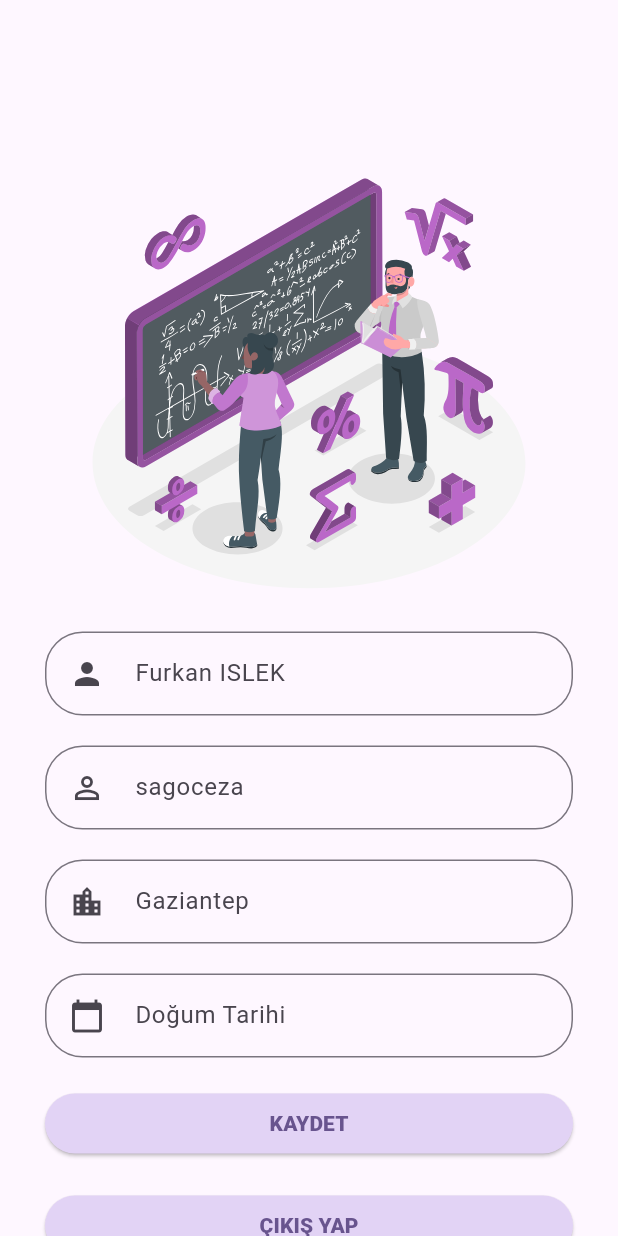
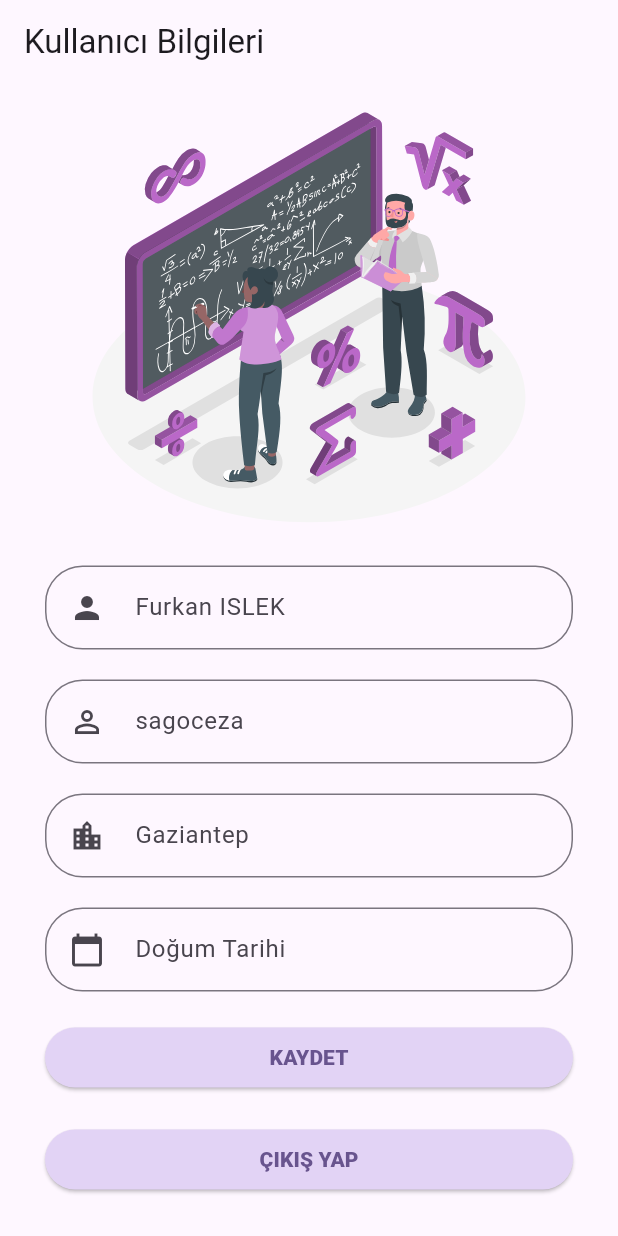
Before and after one commit to furkanislek/students-control-app, a Flutter app: the InformationForm screen opened directly, on a phone screen of 412 x 824 dp. Run offline on Flutter 3.47's test engine with Material 3 defaults, Android fonts, the phone set to English and light mode, and no system bars; our stand-ins replace cloud_firestore, firebase_auth, firebase_core, flutter_image_compress, flutter_svg, image_picker; accounts and stored records are empty; network calls fail.

```diff
--- a/lib/pages/auth/login_register_page.dart
+++ b/lib/pages/auth/login_register_page.dart
@@ -89,9 +89,9 @@ class _LoginRegisterPageState extends State<LoginRegisterPage> {
   @override
   Widget build(BuildContext context) {
     return Scaffold(
-      resizeToAvoidBottomInset: false,
       body: Padding(
-        padding: const EdgeInsets.only(left: 30, right: 30, top: 100),
+        padding: const EdgeInsets.only(left: 30, right: 30),
+        child: SingleChildScrollView(
           child: Column(
             mainAxisAlignment: MainAxisAlignment.start,
             crossAxisAlignment: CrossAxisAlignment.center,
@@ -185,6 +185,7 @@ class _LoginRegisterPageState extends State<LoginRegisterPage> {
             ],
           ),
         ),
+      ),
     );
   }
 }
--- a/lib/pages/home/informationForm.dart
+++ b/lib/pages/home/informationForm.dart
@@ -87,15 +87,20 @@ class _InformationFormState extends State<InformationForm> {
   @override
   Widget build(BuildContext context) {
     return Scaffold(
-      resizeToAvoidBottomInset: false,
+      appBar: AppBar(
+        title: const Text('Kullanıcı Bilgileri'),
+      ),
       body: Padding(
-        padding: const EdgeInsets.only(left: 30, right: 30, top: 100),
+        padding: const EdgeInsets.only(left: 30, right: 30),
+        child: SingleChildScrollView(
           child: Column(
             mainAxisAlignment: MainAxisAlignment.start,
             crossAxisAlignment: CrossAxisAlignment.center,
             children: [
               const SizedBox(height: 1),
               SvgPicture.asset("assets/icons/info.svg", height: 300),
+              Column(
+                children: [
                   Padding(
                     padding: const EdgeInsets.only(top: 20),
                     child: SizedBox(
@@ -197,7 +202,8 @@ class _InformationFormState extends State<InformationForm> {
                         }
                       },
                       style: ElevatedButton.styleFrom(
-                  backgroundColor: const Color.fromARGB(255, 226, 211, 245),
+                        backgroundColor:
+                            const Color.fromARGB(255, 226, 211, 245),
                         shape: RoundedRectangleBorder(
                           borderRadius: BorderRadius.circular(25.0),
                         ),
@@ -216,7 +222,8 @@ class _InformationFormState extends State<InformationForm> {
                         signOut();
                       },
                       style: ElevatedButton.styleFrom(
-                  backgroundColor: const Color.fromARGB(255, 226, 211, 245),
+                        backgroundColor:
+                            const Color.fromARGB(255, 226, 211, 245),
                         shape: RoundedRectangleBorder(
                           borderRadius: BorderRadius.circular(25.0),
                         ),
@@ -226,6 +233,8 @@ class _InformationFormState extends State<InformationForm> {
                         style: const TextStyle(fontWeight: FontWeight.w900),
                       ),
                     ),
+                  ),
+                ],
               ),
               if (errorMessage != null)
                 Padding(
@@ -239,6 +248,7 @@ class _InformationFormState extends State<InformationForm> {
             ],
           ),
         ),
+      ),
     );
   }
 }
--- a/lib/questions/add_new_question.dart
+++ b/lib/questions/add_new_question.dart
@@ -106,7 +106,8 @@ class _AddNewQuestionState extends State<AddNewQuestion> {
   Widget build(BuildContext context) {
     return Scaffold(
       body: Padding(
-          padding: const EdgeInsets.only(left: 30, right: 30, top: 20),
+          padding: const EdgeInsets.only(left: 30, right: 30),
+          child: SingleChildScrollView(
             child: Column(
               mainAxisAlignment: MainAxisAlignment.center,
               crossAxisAlignment: CrossAxisAlignment.center,
@@ -188,6 +189,7 @@ class _AddNewQuestionState extends State<AddNewQuestion> {
                       child: const Text("Soruyu Yükle")),
                 )
               ],
+            ),
           )),
     );
   }
--- a/lib/questions/all-questions.dart
+++ b/lib/questions/all-questions.dart
@@ -26,9 +26,6 @@ class _AllQuestionsState extends State<AllQuestions> {
   @override
   Widget build(BuildContext context) {
     return Scaffold(
-      appBar: AppBar(
-        title: const Text('All Questions'),
-      ),
       body: FutureBuilder<List<Map<String, dynamic>>>(
         future: _fetchAllQuestions(),
         builder: (context, snapshot) {
```
Also changed, not shown: lib/pages/home/home.dart (+5 -5 lines). Lines whose indentation alone changed are shown as unchanged.
